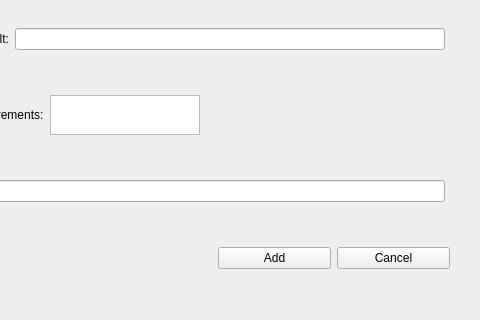
vazmasero/UAT-Tool, file ui/add_step.ui: the form before one commit; both pictures show x 112 to 592 and y 88 to 408 of the 592 by 408 pixel window.
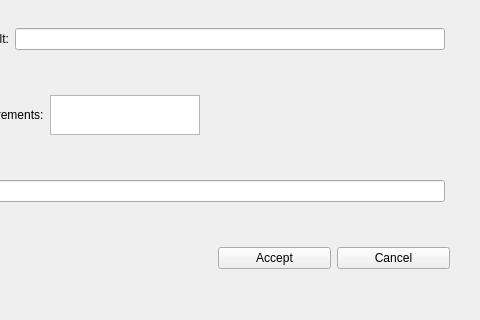
The form after the commit.

The edit to the form file:
```diff
--- a/ui/add_step.ui
+++ b/ui/add_step.ui
@@ -133,7 +133,7 @@
      <item>
       <widget class="QPushButton" name="btn_add_step">
        <property name="text">
-        <string>Add</string>
+        <string>Accept</string>
        </property>
       </widget>
      </item>
```
Left out of the diff: 6 changed lines with no effect on the pictures.
